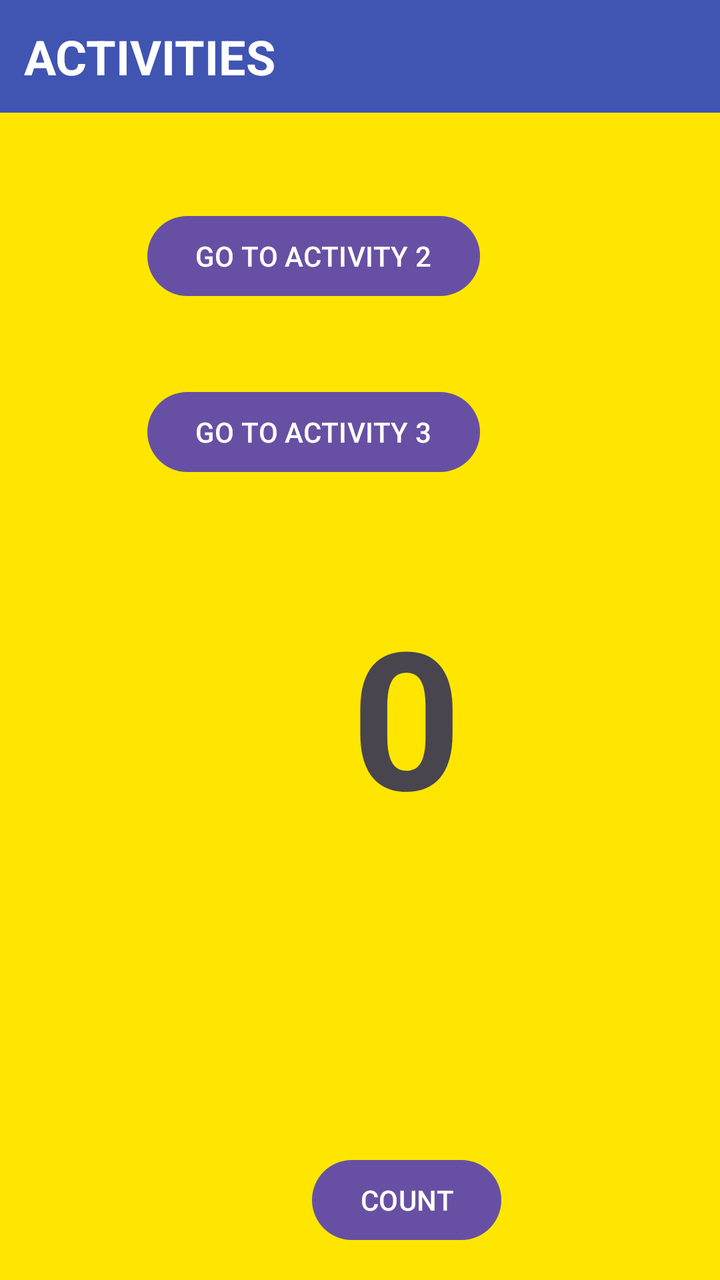
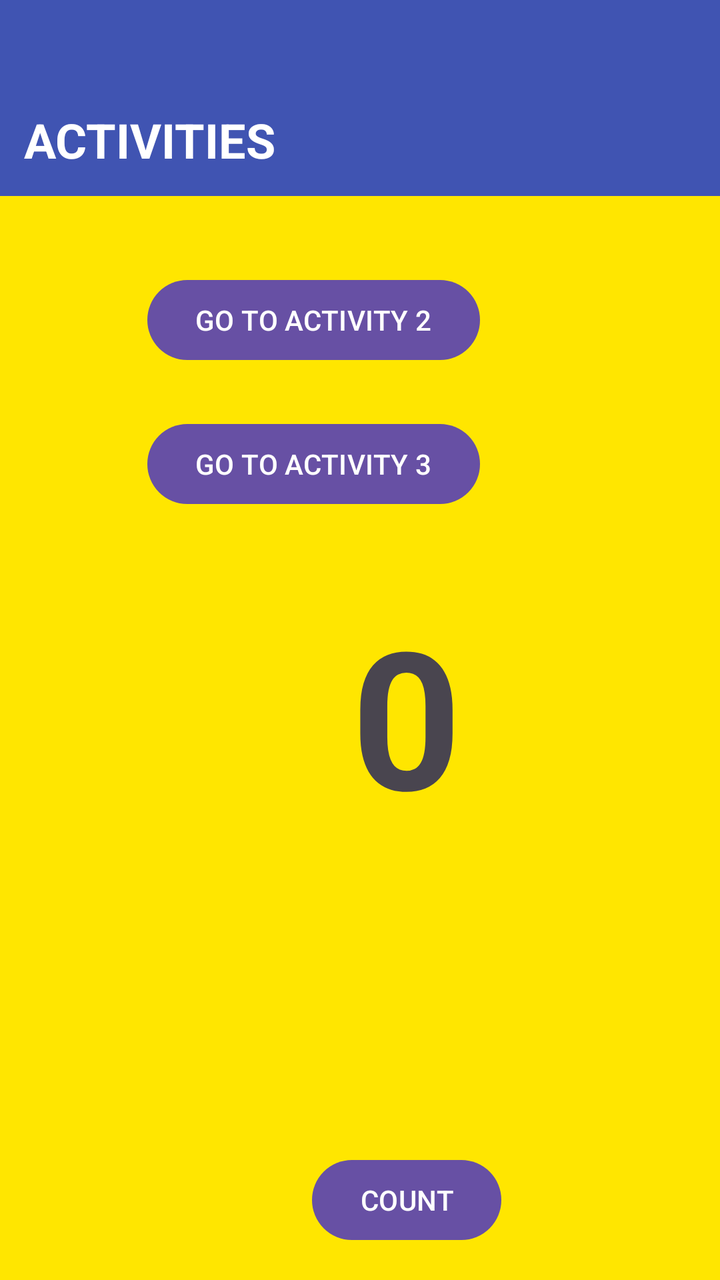

Two renders of the same Android screen: before a commit and after it. Below are the layout's source before the change and the commit's diff.
<!-- AndroidManifest.xml: application theme Theme.Activities -->
<!-- res/layout/activity_main.xml -->
<?xml version="1.0" encoding="utf-8"?>
<androidx.constraintlayout.widget.ConstraintLayout xmlns:android="http://schemas.android.com/apk/res/android"
    xmlns:app="http://schemas.android.com/apk/res-auto"
    xmlns:tools="http://schemas.android.com/tools"
    android:id="@+id/main"
    android:layout_width="match_parent"
    android:layout_height="match_parent"
    android:background="#FFE600"
    tools:context=".MainActivity" >

    <TextView
        android:id="@+id/textView2"
        android:layout_width="match_parent"
        android:layout_height="wrap_content"
        android:background="#4054B2"
        android:padding="12dp"
        android:text="ACTIVITIES "
        android:textColor="#FFFFFF"
        android:textSize="24sp"
        android:textStyle="bold"
        app:layout_constraintStart_toStartOf="parent"
        app:layout_constraintTop_toTopOf="parent" />

    <Button
        android:id="@+id/count"
        android:layout_width="wrap_content"
        android:layout_height="wrap_content"
        android:layout_marginStart="156dp"
        android:layout_marginBottom="16dp"
        android:text="COUNT"
        app:layout_constraintBottom_toBottomOf="parent"
        app:layout_constraintStart_toStartOf="parent" />

    <Button
        android:id="@+id/b_activity2"
        android:layout_width="wrap_content"
        android:layout_height="wrap_content"
        android:layout_marginTop="104dp"
        android:layout_marginEnd="120dp"
        android:text="GO TO ACTIVITY 2"
        app:layout_constraintEnd_toEndOf="parent"
        app:layout_constraintTop_toTopOf="parent" />

    <Button
        android:id="@+id/b_activity3"
        android:layout_width="wrap_content"
        android:layout_height="wrap_content"
        android:layout_marginTop="192dp"
        android:layout_marginEnd="120dp"
        android:text="GO TO ACTIVITY 3"
        app:layout_constraintEnd_toEndOf="parent"
        app:layout_constraintTop_toTopOf="parent" />

    <TextView
        android:id="@+id/textView"
        android:layout_width="318dp"
        android:layout_height="381dp"
        android:layout_marginStart="44dp"
        android:layout_marginBottom="92dp"
        android:text="0"
        android:textSize="96sp"
        android:textStyle="bold"
        app:layout_constraintBottom_toBottomOf="parent"
        app:layout_constraintStart_toStartOf="parent"
        android:gravity="center|center_vertical"/>
</androidx.constraintlayout.widget.ConstraintLayout>
<!-- resources referenced by this layout -->
<resources>
  <style name="Theme.Activities" parent="Base.Theme.Activities" />
  <style name="Base.Theme.Activities" parent="Theme.Material3.DayNight.NoActionBar">
          
          
      </style>
</resources>

<!-- the commit's change to res/layout/activity_main.xml (unified diff, before → after) -->
@@ -10,9 +10,10 @@
 
     <TextView
         android:id="@+id/textView2"
-        android:layout_width="match_parent"
-        android:layout_height="wrap_content"
+        android:layout_width="434dp"
+        android:layout_height="98dp"
         android:background="#4054B2"
+        android:gravity="bottom"
         android:padding="12dp"
         android:text="ACTIVITIES "
         android:textColor="#FFFFFF"
@@ -35,7 +36,7 @@
         android:id="@+id/b_activity2"
         android:layout_width="wrap_content"
         android:layout_height="wrap_content"
-        android:layout_marginTop="104dp"
+        android:layout_marginTop="136dp"
         android:layout_marginEnd="120dp"
         android:text="GO TO ACTIVITY 2"
         app:layout_constraintEnd_toEndOf="parent"
@@ -45,7 +46,7 @@
         android:id="@+id/b_activity3"
         android:layout_width="wrap_content"
         android:layout_height="wrap_content"
-        android:layout_marginTop="192dp"
+        android:layout_marginTop="208dp"
         android:layout_marginEnd="120dp"
         android:text="GO TO ACTIVITY 3"
         app:layout_constraintEnd_toEndOf="parent"
